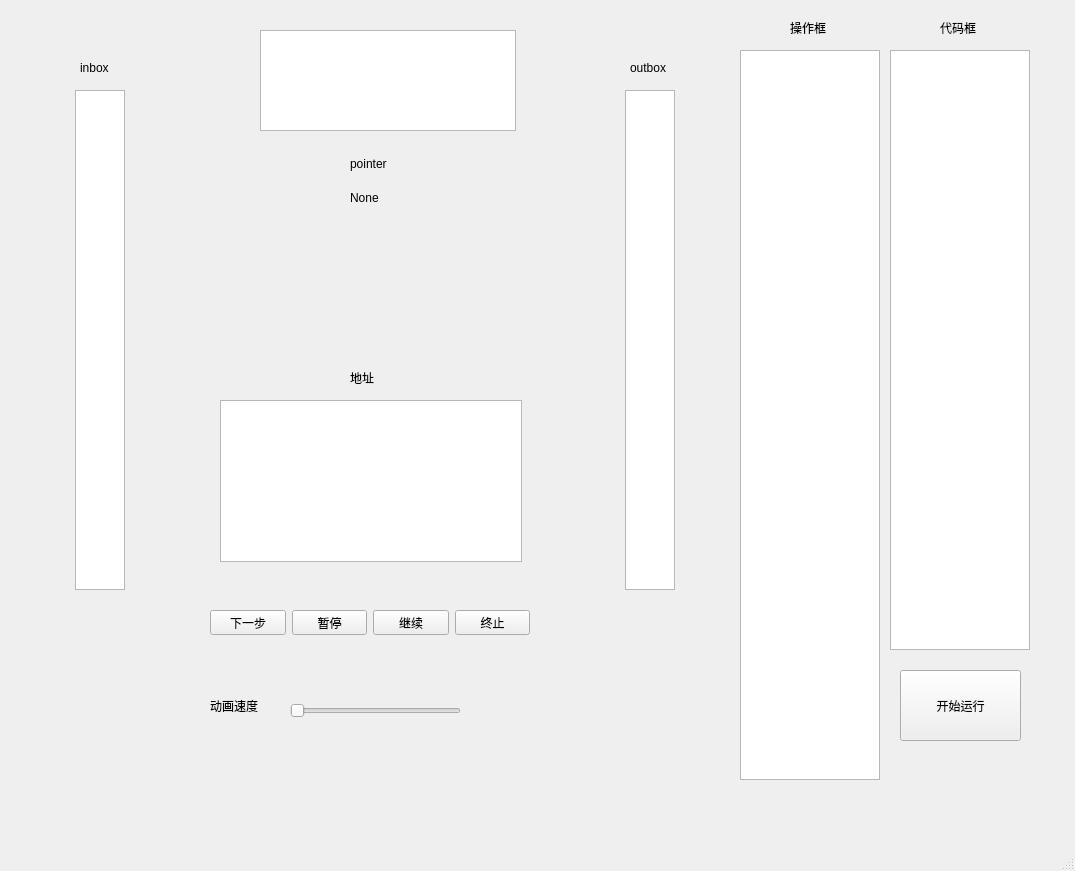
ccnuktd/hrm_python, file ui/hrm_ui.ui: the form before one commit.
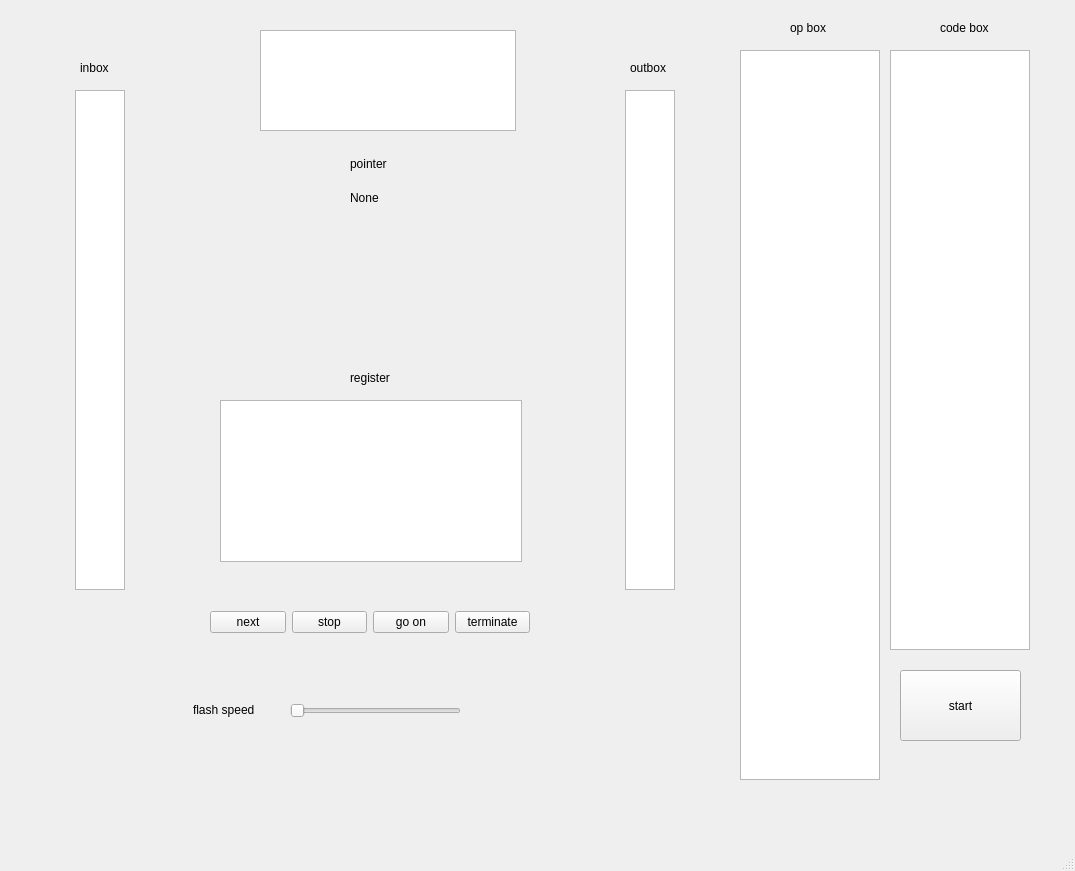
The form after the commit. Custom widgets are drawn as their Qt base class.

Commit message: English UI interface

```diff
--- a/ui/hrm_ui.ui
+++ b/ui/hrm_ui.ui
@@ -100,7 +100,7 @@
      </rect>
     </property>
     <property name="text">
-     <string>操作框</string>
+     <string>op box</string>
     </property>
    </widget>
    <widget class="QLabel" name="u_code_label">
@@ -108,12 +108,12 @@
      <rect>
       <x>940</x>
       <y>20</y>
-      <width>41</width>
+      <width>51</width>
       <height>16</height>
      </rect>
     </property>
     <property name="text">
-     <string>代码框</string>
+     <string>code box</string>
     </property>
    </widget>
    <widget class="QLabel" name="u_register_group_label">
@@ -121,12 +121,12 @@
      <rect>
       <x>350</x>
       <y>370</y>
-      <width>41</width>
+      <width>61</width>
       <height>16</height>
      </rect>
     </property>
     <property name="text">
-     <string>地址</string>
+     <string>register</string>
     </property>
    </widget>
    <widget class="QWidget" name="layoutWidget">
@@ -142,28 +142,28 @@
      <item>
       <widget class="QPushButton" name="u_next_btn">
        <property name="text">
-        <string>下一步</string>
+        <string>next</string>
        </property>
       </widget>
      </item>
      <item>
       <widget class="QPushButton" name="u_pause_btn">
        <property name="text">
-        <string>暂停</string>
+        <string>stop</string>
        </property>
       </widget>
      </item>
      <item>
       <widget class="QPushButton" name="u_goon_btn">
        <property name="text">
-        <string>继续</string>
+        <string>go on</string>
        </property>
       </widget>
      </item>
      <item>
       <widget class="QPushButton" name="u_exit_btn">
        <property name="text">
-        <string>终止</string>
+        <string>terminate</string>
        </property>
       </widget>
      </item>
@@ -205,7 +205,7 @@
      </rect>
     </property>
     <property name="text">
-     <string>开始运行</string>
+     <string>start</string>
     </property>
    </widget>
    <widget class="QSlider" name="u_speed_slider">
@@ -230,14 +230,14 @@
    <widget class="QLabel" name="u_speed_label">
     <property name="geometry">
      <rect>
-      <x>210</x>
+      <x>193</x>
       <y>700</y>
-      <width>54</width>
-      <height>12</height>
+      <width>71</width>
+      <height>20</height>
      </rect>
     </property>
     <property name="text">
-     <string>动画速度</string>
+     <string>flash speed</string>
     </property>
    </widget>
    <widget class="QTextBrowser" name="u_desc">
```
The commit also changes 2 other files.
